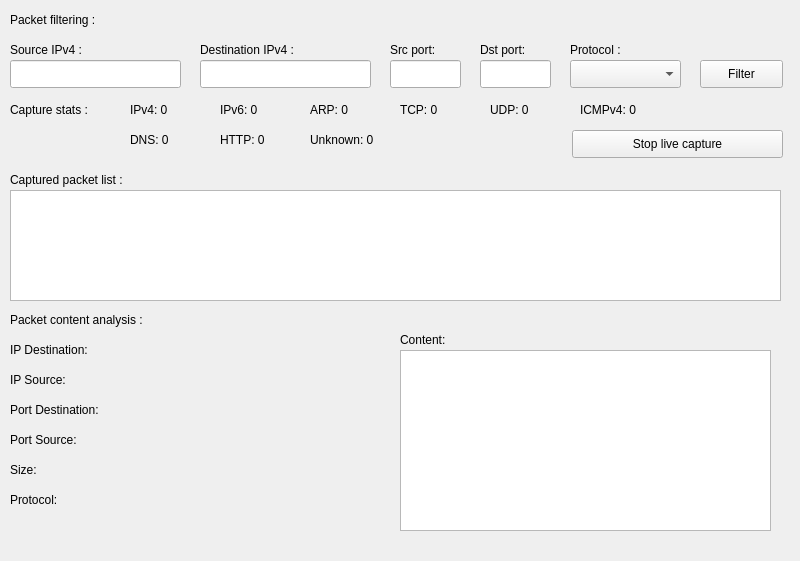
Above: capture.ui from ES-Six/LittleShark before the change. Below: the same form after it.
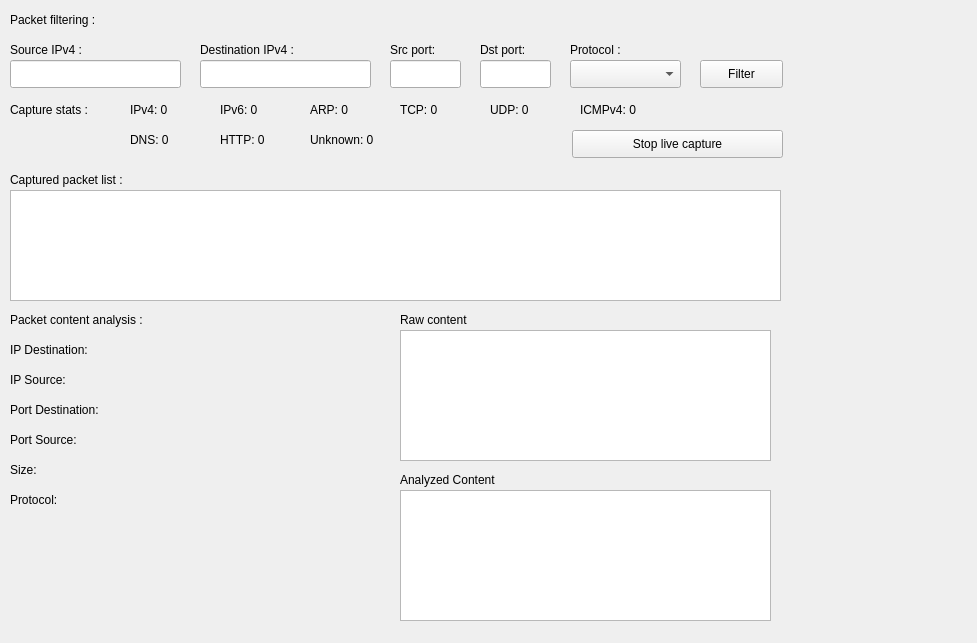
That is the form after the change.

Commit message: Show raw content

Patch:
```diff
--- a/capture.ui
+++ b/capture.ui
@@ -6,8 +6,8 @@
    <rect>
     <x>0</x>
     <y>0</y>
-    <width>800</width>
-    <height>561</height>
+    <width>977</width>
+    <height>643</height>
    </rect>
   </property>
   <property name="windowTitle">
@@ -170,9 +170,9 @@
    <property name="geometry">
     <rect>
      <x>400</x>
-     <y>350</y>
+     <y>330</y>
      <width>371</width>
-     <height>181</height>
+     <height>131</height>
     </rect>
    </property>
    <property name="readOnly">
@@ -414,13 +414,13 @@
    <property name="geometry">
     <rect>
      <x>400</x>
-     <y>330</y>
-     <width>62</width>
+     <y>310</y>
+     <width>91</width>
      <height>20</height>
     </rect>
    </property>
    <property name="text">
-    <string>Content:</string>
+    <string>Raw content</string>
    </property>
   </widget>
   <widget class="QLabel" name="packetProtocol">
@@ -449,6 +449,32 @@
     <string>Size:</string>
    </property>
   </widget>
+  <widget class="QLabel" name="label_12">
+   <property name="geometry">
+    <rect>
+     <x>400</x>
+     <y>470</y>
+     <width>121</width>
+     <height>20</height>
+    </rect>
+   </property>
+   <property name="text">
+    <string>Analyzed Content</string>
+   </property>
+  </widget>
+  <widget class="QPlainTextEdit" name="packetContentAnalyzed">
+   <property name="geometry">
+    <rect>
+     <x>400</x>
+     <y>490</y>
+     <width>371</width>
+     <height>131</height>
+    </rect>
+   </property>
+   <property name="readOnly">
+    <bool>true</bool>
+   </property>
+  </widget>
  </widget>
  <resources/>
  <connections/>
```
The commit also changes 1 other file.
